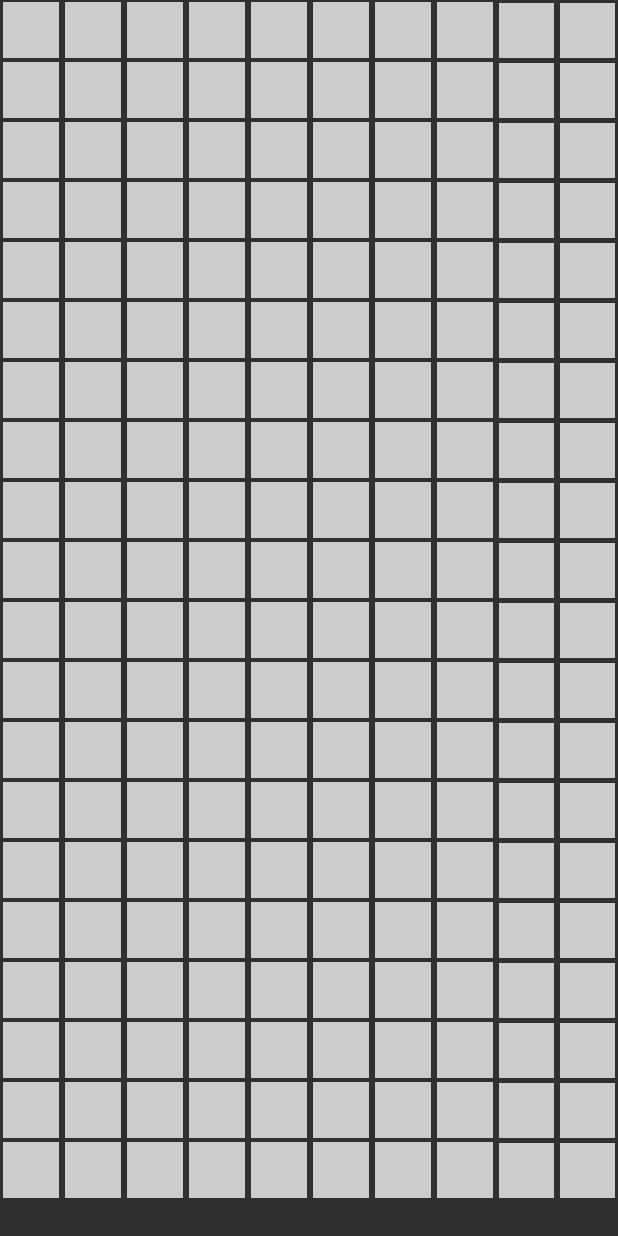
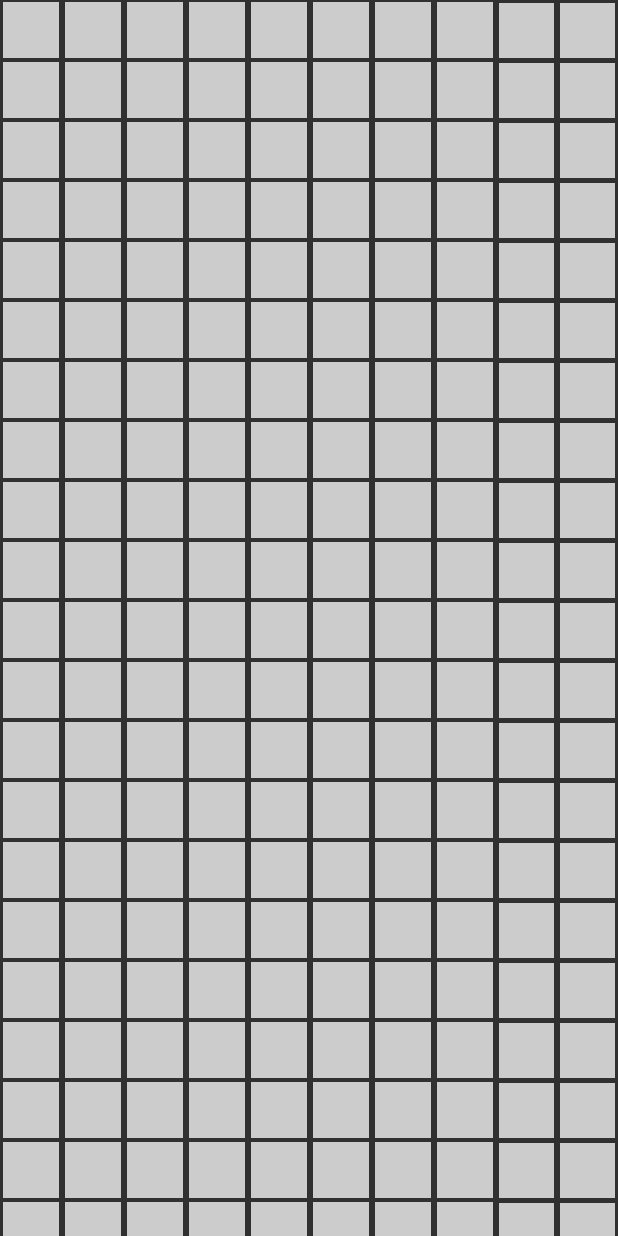
Before and after one commit to AndreasBozoglou/PhoneTest, an Android app built with Jetpack Compose: the TouchScreen screen opened through its navigation route, on a phone screen of 412 x 824 dp. Run offline under Robolectric (Android 15) with nearby library versions, the phone set to English and light mode, and no system bars.

Commit message:
Fix TouchScreen Size calculation in order to fill the screen size with squares

```diff
--- a/app/src/main/java/com/example/phonetest/presentation/MainActivity.kt
+++ b/app/src/main/java/com/example/phonetest/presentation/MainActivity.kt
@@ -1,6 +1,7 @@
 package com.example.phonetest.presentation
 
 
+import android.graphics.Color
 import android.hardware.SensorManager
 import android.os.Bundle
 import androidx.activity.ComponentActivity
@@ -14,12 +15,12 @@ class MainActivity : ComponentActivity() {
     override fun onCreate(savedInstanceState: Bundle?) {
         enableEdgeToEdge(
             statusBarStyle = SystemBarStyle.light(
-                android.graphics.Color.TRANSPARENT,
-                android.graphics.Color.TRANSPARENT
+                Color.TRANSPARENT,
+                Color.TRANSPARENT
             ),
             navigationBarStyle = SystemBarStyle.light(
-                android.graphics.Color.TRANSPARENT,
-                android.graphics.Color.TRANSPARENT
+                Color.TRANSPARENT,
+                Color.TRANSPARENT
             )
         )
         super.onCreate(savedInstanceState)
--- a/app/src/main/java/com/example/phonetest/presentation/ui/features/touchtestscreen/TouchScreen.kt
+++ b/app/src/main/java/com/example/phonetest/presentation/ui/features/touchtestscreen/TouchScreen.kt
@@ -1,57 +1,60 @@
 package com.example.phonetest.presentation.ui.features.touchtestscreen
 
+import android.util.Log
 import androidx.compose.foundation.background
-import androidx.compose.foundation.clickable
 import androidx.compose.foundation.layout.Box
-import androidx.compose.foundation.layout.WindowInsets
-import androidx.compose.foundation.layout.asPaddingValues
 import androidx.compose.foundation.layout.aspectRatio
 import androidx.compose.foundation.layout.fillMaxSize
 import androidx.compose.foundation.layout.padding
 import androidx.compose.foundation.layout.size
-import androidx.compose.foundation.layout.systemBars
 import androidx.compose.foundation.lazy.grid.GridCells
 import androidx.compose.foundation.lazy.grid.LazyVerticalGrid
 import androidx.compose.foundation.lazy.grid.itemsIndexed
 import androidx.compose.runtime.Composable
+import androidx.compose.runtime.LaunchedEffect
+import androidx.compose.runtime.getValue
+import androidx.compose.runtime.mutableFloatStateOf
 import androidx.compose.runtime.mutableStateListOf
 import androidx.compose.runtime.remember
+import androidx.compose.runtime.setValue
 import androidx.compose.ui.Modifier
 import androidx.compose.ui.graphics.Color
 import androidx.compose.ui.input.pointer.pointerInput
 import androidx.compose.ui.platform.LocalContext
 import androidx.compose.ui.platform.LocalDensity
+import androidx.compose.ui.platform.LocalView
 import androidx.compose.ui.unit.dp
 import androidx.navigation.NavController
 import com.example.phonetest.utils.phoneTestNavigatePopUp
+import kotlin.math.ceil
 
 data class GridItem(val id: Int, var isActive: Boolean = false)
 @Composable
 fun TouchScreen(navController: NavController) {
     val context = LocalContext.current
-
     val density = LocalDensity.current
     val cellSize = 40.dp
+    val cellSizePx = with(density) { cellSize.toPx() }
+
+    var usableHeightPx by remember { mutableFloatStateOf(0f) }
+
+    val rootView = LocalView.current
+    LaunchedEffect(rootView) {
+        rootView.viewTreeObserver.addOnGlobalLayoutListener {
+            usableHeightPx = rootView.height.toFloat()
+        }
+    }
 
     val displayMetrics = context.resources.displayMetrics
     val screenWidthPx = displayMetrics.widthPixels.toFloat()
-    val screenHeightPx = displayMetrics.heightPixels.toFloat()
 
-    val cellSizePx = with(density) { cellSize.toPx() }
+    if (usableHeightPx > 0f) {
+        val gridSize = (screenWidthPx / cellSizePx).toInt()
+        val totalRowsFloat = usableHeightPx / cellSizePx
 
-    val insets = WindowInsets.systemBars.asPaddingValues()
-    val navBarHeightPx = with(density) { insets.calculateBottomPadding().toPx() }
-    val systemBarHeightPx = with(density) { insets.calculateTopPadding().toPx() }
-
-    val adjustedScreenHeightPx = if (navBarHeightPx > 0 && systemBarHeightPx > 0) {
-        screenHeightPx + navBarHeightPx + systemBarHeightPx
-    } else screenHeightPx
-
-    val gridSize = (screenWidthPx / cellSizePx).toInt()
-    val totalRows = (adjustedScreenHeightPx / cellSizePx).toInt()
+        val totalRows =
+            if (totalRowsFloat - totalRowsFloat.toInt() > 0.1) ceil(totalRowsFloat).toInt() else totalRowsFloat.toInt()
         val totalCells = gridSize * totalRows
-
-
         val items = remember {
             mutableStateListOf<GridItem>().apply {
                 repeat(totalCells) { add(GridItem(it)) }
@@ -76,12 +79,14 @@ fun TouchScreen(navController: NavController) {
                                 items[index] = items[index].copy(isActive = true)
                             }
                             if (items.all { it.isActive }) {
+                                Log.d("items", "all are active")
                                 navController.phoneTestNavigatePopUp()
                             }
                         }
                     }
                 }
         ) {
+            Log.d("items", "${items.size}")
             itemsIndexed(items) { index, item ->
                 Box(
                     modifier = Modifier
@@ -89,13 +94,8 @@ fun TouchScreen(navController: NavController) {
                         .padding(2.dp)
                         .aspectRatio(1f)
                         .background(if (item.isActive) Color.Blue else Color.LightGray)
-                    .clickable {
-                        items[index] = items[index].copy(isActive = true)
-                        if (items.all { it.isActive }) {
-                            navController.phoneTestNavigatePopUp()
-                        }
-                    }
                 )
             }
         }
     }
+}
```
Lines whose indentation alone changed are shown as unchanged.
